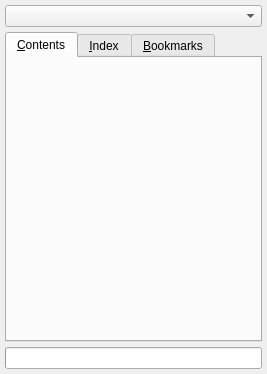
Above: v2/branches/dev/plugins/child/QtAssistant/src/ui/QtAssistantDock.ui from testmana2/mks before the change. Below: the same form after it.
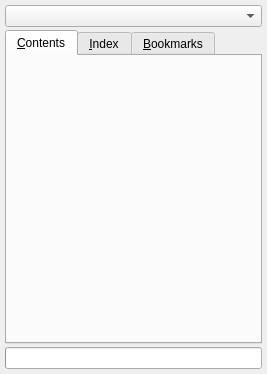
That is the form after the change. The open tabs and pages were chosen to show the change. Icons and pictures are not drawn. Custom widgets are drawn as their Qt base class.

Commit message: Many enhancements in mac os x docks ui and general ui

What changed in the file:
```diff
--- a/v2/branches/dev/plugins/child/QtAssistant/src/ui/QtAssistantDock.ui
+++ b/v2/branches/dev/plugins/child/QtAssistant/src/ui/QtAssistantDock.ui
@@ -16,10 +16,10 @@
   <property name="windowTitle" >
    <string>Qt Assistant</string>
   </property>
-  <widget class="QWidget" name="wCentral" >
-   <layout class="QVBoxLayout" name="vlCentral" >
-    <property name="spacing" >
-     <number>5</number>
+  <widget class="QWidget" name="wCentral">
+   <layout class="QVBoxLayout" name="vlCentral">
+    <property name="spacing">
+     <number>3</number>
     </property>
     <property name="margin" >
      <number>5</number>
@@ -39,9 +39,9 @@
        <attribute name="title" >
         <string>&amp;Contents</string>
        </attribute>
-       <layout class="QVBoxLayout" name="vlContents" >
-        <property name="spacing" >
-         <number>5</number>
+       <layout class="QVBoxLayout" name="vlContents">
+        <property name="spacing">
+         <number>3</number>
         </property>
         <property name="margin" >
          <number>5</number>
```
Left out of the diff: 69 changed lines with no effect on the pictures. The commit also changes 18 other files.
